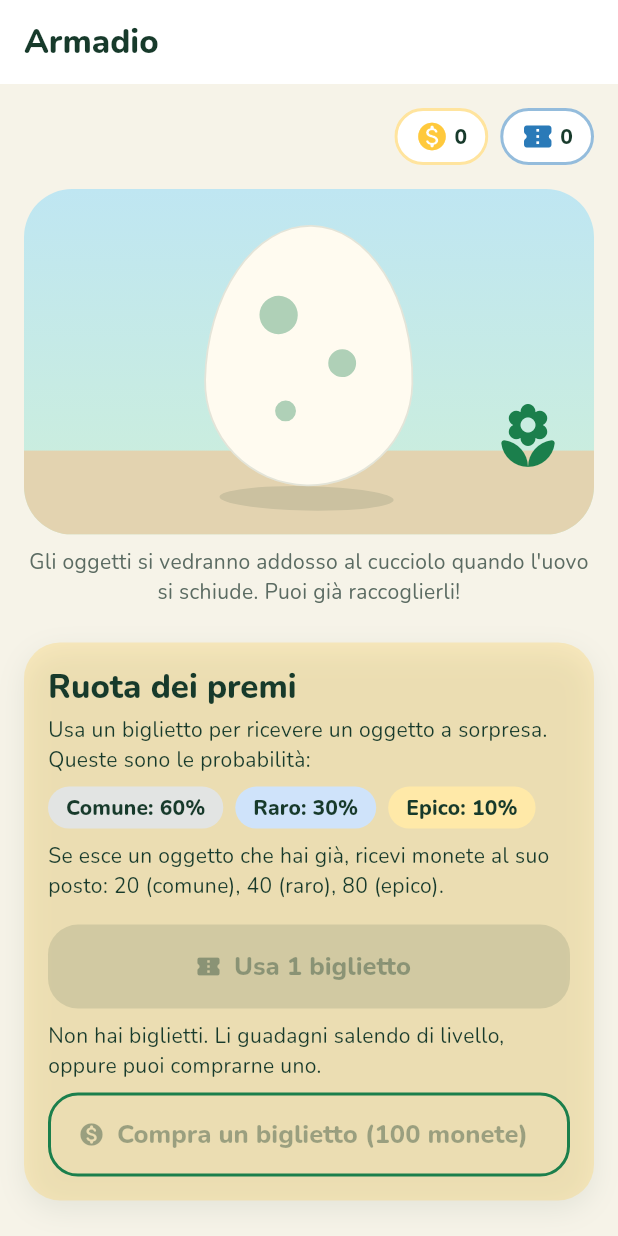
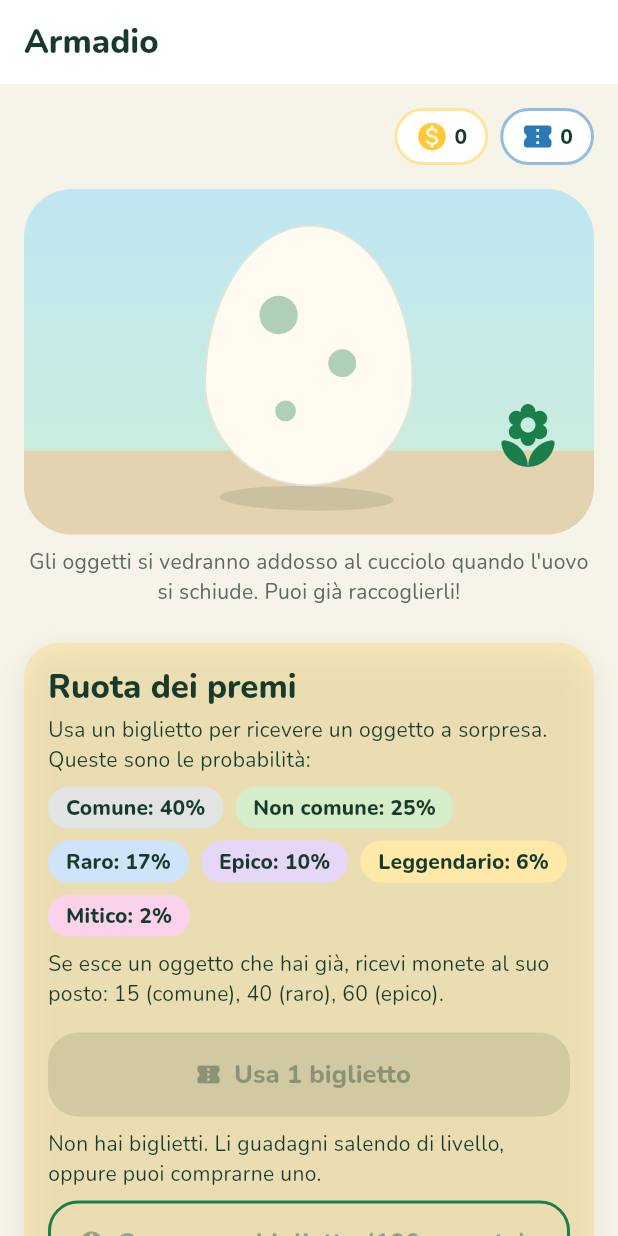
Before and after one commit to and-mazzaro/hackathon, a Flutter app: the WardrobeScreen screen opened by its route, after a tap on "Usa 1 biglietto", on a phone screen of 412 x 824 dp. Run offline on Flutter 3.47's test engine with Material 3 defaults, Android fonts, the phone set to English and light mode, and no system bars; our stand-ins replace audioplayers, flutter_riverpod, go_router, material_ui; statements that could not run were skipped.

Commit message:
Otter redesign: shared geometry, six rarities, paws slot, drawing API
Reference art in docs/art/otter_reference.jpg. OtterGeometry holds the
coordinates measured on it (anchors per slot, animation pivots),
OtterPalette its colours and OtterPose the future animation inputs.
Rarities are now common to mythic (odds/prices/refunds as maps in
EconomyConfig) and there is a paws slot. Cosmetics are drawn in otter
coordinates through CosmeticDrawing. test/tools/render_pet_sheet_test.dart
renders the otter and items to PNGs when ECOQUEST_RENDER_DIR is set.

Work in progress: the otter painter, the item drawings and the wardrobe
odds display follow in the next commits.

Co-Authored-By: Claude Opus 5.5 <noreply@anthropic.com>

```diff
--- a/lib/domain/models/cosmetic_item.dart
+++ b/lib/domain/models/cosmetic_item.dart
@@ -3,9 +3,15 @@ import 'json_utils.dart';
 /// Where an item sits on the pet. [id] is used in content files and in the
 /// save (`Inventory.equippedBySlot`): never change an id.
 enum CosmeticSlot {
+  /// Replaces the green leaf on the otter's head.
   head('head'),
   face('face'),
-  neck('neck');
+
+  /// Replaces the green bandana.
+  neck('neck'),
+
+  /// Something held between the front paws (otters keep a favourite pebble).
+  paws('paws');
 
   const CosmeticSlot(this.id);
 
@@ -19,12 +25,16 @@ enum CosmeticSlot {
   }
 }
 
-/// How rare an item is: decides its shop price, its roll odds and the
-/// coins paid back for a duplicate (all in `EconomyConfig`).
+/// How rare an item is, from the most to the least common: decides its
+/// shop price, its roll odds and the coins paid back for a duplicate (all
+/// in `EconomyConfig`). The order of the values matters for the roll.
 enum CosmeticRarity {
   common('common'),
+  uncommon('uncommon'),
   rare('rare'),
-  epic('epic');
+  epic('epic'),
+  legendary('legendary'),
+  mythic('mythic');
 
   const CosmeticRarity(this.id);
 
--- a/lib/domain/rules/cosmetic_rules.dart
+++ b/lib/domain/rules/cosmetic_rules.dart
@@ -6,26 +6,15 @@ import 'economy_config.dart';
 /// Coins needed to buy [rarity] in the shop, or null when it is not sold
 /// (epic items come only from the reward roll).
 int? shopPrice(CosmeticRarity rarity, EconomyConfig economy) =>
-    switch (rarity) {
-      CosmeticRarity.common => economy.shopPriceCommon,
-      CosmeticRarity.rare => economy.shopPriceRare,
-      CosmeticRarity.epic => null,
-    };
+    economy.shopPrices[rarity];
 
 /// Chance in percent that a roll gives an item of [rarity].
-int rollOdds(CosmeticRarity rarity, EconomyConfig economy) => switch (rarity) {
-  CosmeticRarity.common => economy.rollOddsCommon,
-  CosmeticRarity.rare => economy.rollOddsRare,
-  CosmeticRarity.epic => economy.rollOddsEpic,
-};
+int rollOdds(CosmeticRarity rarity, EconomyConfig economy) =>
+    economy.rollOddsPercent[rarity] ?? 0;
 
 /// Coins paid back when a roll gives an item the player already owns.
 int duplicateRefund(CosmeticRarity rarity, EconomyConfig economy) =>
-    switch (rarity) {
-      CosmeticRarity.common => economy.duplicateRefundCommon,
-      CosmeticRarity.rare => economy.duplicateRefundRare,
-      CosmeticRarity.epic => economy.duplicateRefundEpic,
-    };
+    economy.duplicateRefunds[rarity] ?? 0;
 
 /// One reward roll: first the rarity, with exactly the odds shown to the
 /// player, then one item of that rarity, each equally likely. Owned items
--- a/lib/domain/rules/economy_config.dart
+++ b/lib/domain/rules/economy_config.dart
@@ -1,3 +1,5 @@
+import '../models/cosmetic_item.dart';
+
 /// Every number that balances the game, in one place.
 ///
 /// All values are FIRST GUESSES. Tune them while play-testing; never write
@@ -33,17 +35,29 @@ class EconomyConfig {
     this.cleanupPetCleanliness = 25,
     this.ticketPriceInCoins = 100,
     this.ticketsPerLevelUp = 1,
-    this.shopPriceCommon = 60,
-    this.shopPriceRare = 150,
-    this.rollOddsCommon = 60,
-    this.rollOddsRare = 30,
-    this.rollOddsEpic = 10,
-    this.duplicateRefundCommon = 20,
-    this.duplicateRefundRare = 40,
-    this.duplicateRefundEpic = 80,
+    this.shopPrices = const {
+      CosmeticRarity.common: 60,
+      CosmeticRarity.uncommon: 100,
+      CosmeticRarity.rare: 160,
+    },
+    this.rollOddsPercent = const {
+      CosmeticRarity.common: 40,
+      CosmeticRarity.uncommon: 25,
+      CosmeticRarity.rare: 17,
+      CosmeticRarity.epic: 10,
+      CosmeticRarity.legendary: 6,
+      CosmeticRarity.mythic: 2,
+    },
+    this.duplicateRefunds = const {
+      CosmeticRarity.common: 15,
+      CosmeticRarity.uncommon: 25,
+      CosmeticRarity.rare: 40,
+      CosmeticRarity.epic: 60,
+      CosmeticRarity.legendary: 90,
+      CosmeticRarity.mythic: 150,
+    },
   })  : assert(xpForFirstLevelUp > 0),
-        assert(xpIncreasePerLevel >= 0),
-        assert(rollOddsCommon + rollOddsRare + rollOddsEpic == 100);
+        assert(xpIncreasePerLevel >= 0);
 
   static const defaults = EconomyConfig();
 
@@ -121,17 +135,14 @@ class EconomyConfig {
   /// Tickets earned for every level gained (in the same claim).
   final int ticketsPerLevelUp;
 
-  /// Shop prices in coins. Epic items are not sold: roll only.
-  final int shopPriceCommon;
-  final int shopPriceRare;
+  /// Shop prices in coins. A rarity missing here is not sold (epic,
+  /// legendary and mythic items come only from the roll).
+  final Map<CosmeticRarity, int> shopPrices;
 
-  /// Roll odds in percent, shown to the player as they are. Sum = 100.
-  final int rollOddsCommon;
-  final int rollOddsRare;
-  final int rollOddsEpic;
+  /// Roll odds in percent, shown to the player as they are. Every rarity
+  /// has an entry and they add up to 100 (checked by a test).
+  final Map<CosmeticRarity, int> rollOddsPercent;
 
   /// Coins paid back when a roll lands on an item already owned.
-  final int duplicateRefundCommon;
-  final int duplicateRefundRare;
-  final int duplicateRefundEpic;
+  final Map<CosmeticRarity, int> duplicateRefunds;
 }
--- a/lib/features/pet/pet_art.dart
+++ b/lib/features/pet/pet_art.dart
@@ -7,6 +7,7 @@ import '../../domain/models/cosmetic_item.dart';
 import '../../domain/models/pet_state.dart';
 import '../../domain/rules/pet_rules.dart';
 import '../wardrobe/cosmetic_art.dart';
+import 'otter_geometry.dart';
 
 /// Temporary pet artwork drawn with plain widgets: a round leafy creature.
 /// Its face follows the mood, dirt spots show when it needs a bath, and it
@@ -19,12 +20,16 @@ class PetArt extends StatelessWidget {
     required this.mood,
     this.dirty = false,
     this.outfit = const {},
+    this.pose = OtterPose.rest,
   });
 
   final PetStage stage;
   final PetMood mood;
   final bool dirty;
   final Map<CosmeticSlot, CosmeticItem> outfit;
+
+  /// For animations later; [OtterPose.rest] is the reference picture.
+  final OtterPose pose;
 
   @override
   Widget build(BuildContext context) {
--- a/lib/l10n/app_it.arb
+++ b/lib/l10n/app_it.arb
@@ -269,9 +269,13 @@
   "slotHead": "Testa",
   "slotFace": "Viso",
   "slotNeck": "Collo",
+  "slotPaws": "Zampe",
   "rarityCommon": "Comune",
+  "rarityUncommon": "Non comune",
   "rarityRare": "Raro",
   "rarityEpic": "Epico",
+  "rarityLegendary": "Leggendario",
+  "rarityMythic": "Mitico",
   "rollTitle": "Ruota dei premi",
   "rollBody": "Usa un biglietto per ricevere un oggetto a sorpresa. Queste sono le probabilità:",
   "rollOddsLine": "{rarity}: {percent}%",
--- a/lib/l10n/app_localizations.dart
+++ b/lib/l10n/app_localizations.dart
@@ -916,11 +916,23 @@ abstract class AppLocalizations {
   /// **'Collo'**
   String get slotNeck;
 
+  /// No description provided for @slotPaws.
+  ///
+  /// In it, this message translates to:
+  /// **'Zampe'**
+  String get slotPaws;
+
   /// No description provided for @rarityCommon.
   ///
   /// In it, this message translates to:
   /// **'Comune'**
   String get rarityCommon;
+
+  /// No description provided for @rarityUncommon.
+  ///
+  /// In it, this message translates to:
+  /// **'Non comune'**
+  String get rarityUncommon;
 
   /// No description provided for @rarityRare.
   ///
@@ -933,6 +945,18 @@ abstract class AppLocalizations {
   /// In it, this message translates to:
   /// **'Epico'**
   String get rarityEpic;
+
+  /// No description provided for @rarityLegendary.
+  ///
+  /// In it, this message translates to:
+  /// **'Leggendario'**
+  String get rarityLegendary;
+
+  /// No description provided for @rarityMythic.
+  ///
+  /// In it, this message translates to:
+  /// **'Mitico'**
+  String get rarityMythic;
 
   /// No description provided for @rollTitle.
   ///
--- a/lib/l10n/app_localizations_it.dart
+++ b/lib/l10n/app_localizations_it.dart
@@ -556,13 +556,25 @@ class AppLocalizationsIt extends AppLocalizations {
   String get slotNeck => 'Collo';
 
   @override
+  String get slotPaws => 'Zampe';
+
+  @override
   String get rarityCommon => 'Comune';
+
+  @override
+  String get rarityUncommon => 'Non comune';
 
   @override
   String get rarityRare => 'Raro';
 
   @override
   String get rarityEpic => 'Epico';
+
+  @override
+  String get rarityLegendary => 'Leggendario';
+
+  @override
+  String get rarityMythic => 'Mitico';
 
   @override
   String get rollTitle => 'Ruota dei premi';
```
Also changed, not shown: lib/features/pet/otter_geometry.dart (added, +130 -0 lines), lib/features/wardrobe/cosmetic_art.dart (+91 -193 lines), lib/features/wardrobe/cosmetic_labels.dart (+8 -1 lines), docs/art/otter_reference.jpg (added), 1 other file.
